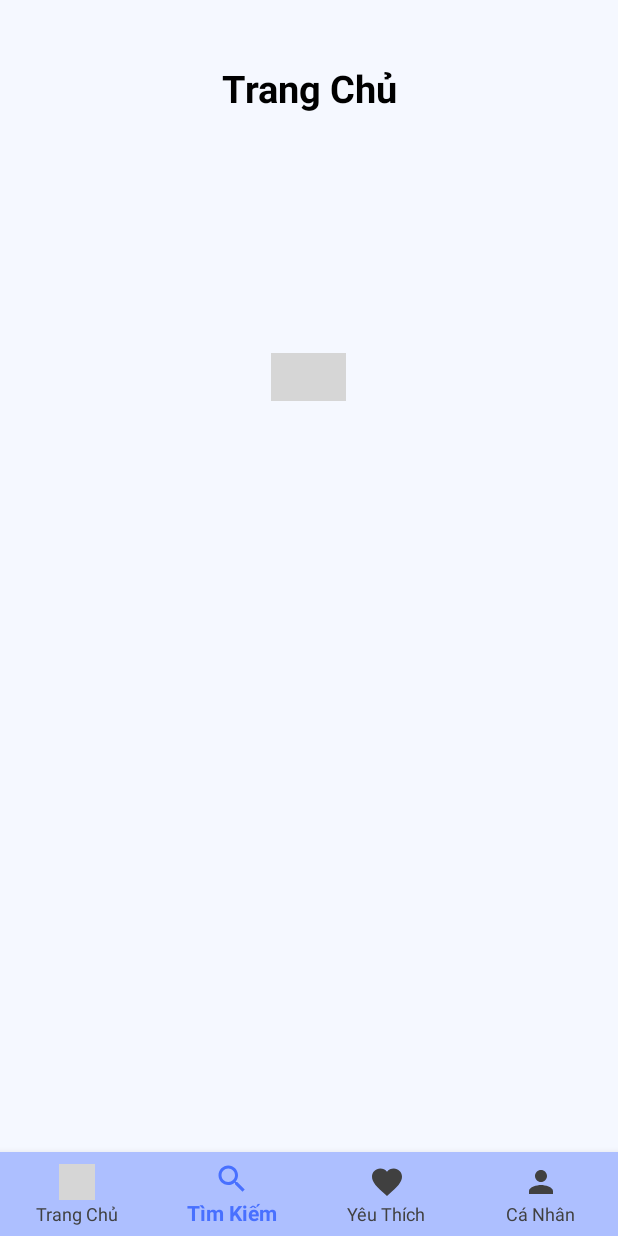
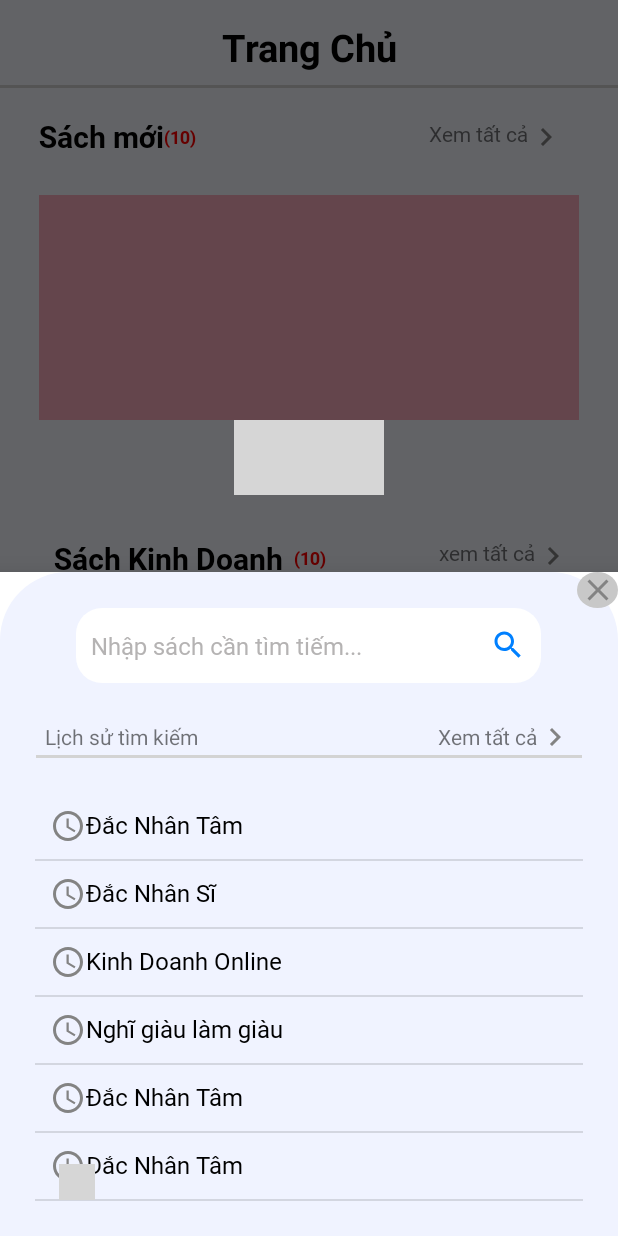
Before and after one commit to AndroidBookApp/Adr_BookApp, an Android app: the screen it shows after launch (home), item 2 of the bottom bar chosen, on a phone screen of 412 x 824 dp. Run offline under Robolectric (Android 15) with nearby library versions, the phone set to English and light mode, and no system bars; libraries missing offline, so code that uses them is left out: me.relex.circleindicator; plain views replace CircleIndicator, CircleIndicator3; 2 statements that could not run were skipped; grey boxes are pictures that could not be loaded.

Commit message:
quynh_commit6

```diff
--- /dev/null
+++ b/app/src/main/java/com/example/app_readbook/MyBottomSheetDialogFragment.java
@@ -0,0 +1,74 @@
+package com.example.app_readbook;
+
+import android.app.Dialog;
+import android.os.Bundle;
+import android.view.LayoutInflater;
+import android.view.View;
+import android.widget.ImageButton;
+
+import androidx.annotation.NonNull;
+import androidx.annotation.Nullable;
+import androidx.recyclerview.widget.DividerItemDecoration;
+import androidx.recyclerview.widget.LinearLayoutManager;
+import androidx.recyclerview.widget.RecyclerView;
+
+import com.example.app_readbook.model_search.HistoryAdaptor;
+import com.example.app_readbook.model_search.IClickHistory;
+import com.example.app_readbook.model_search.history;
+import com.google.android.material.bottomsheet.BottomSheetDialog;
+import com.google.android.material.bottomsheet.BottomSheetDialogFragment;
+
+import java.util.List;
+
+public class MyBottomSheetDialogFragment extends BottomSheetDialogFragment {
+
+
+private ImageButton img_back;
+    private final List<history> mlistHistory;
+    private final IClickHistory iClickHistory;
+
+
+    public MyBottomSheetDialogFragment(List<history> list, IClickHistory iClickHistory) {
+        this.mlistHistory = list;
+        this.iClickHistory = iClickHistory;
+    }
+
+
+    @NonNull
+    @Override
+    public Dialog onCreateDialog(@Nullable Bundle savedInstanceState) {
+        BottomSheetDialog bottomSheetDialog = (BottomSheetDialog) super.onCreateDialog(savedInstanceState);
+        View view = LayoutInflater.from(getContext()).inflate(R.layout.list_search , null);
+        bottomSheetDialog.setContentView(view);
+        RecyclerView rcvData = view.findViewById(R.id.rcv_listHistory);
+        LinearLayoutManager linearLayoutManager = new LinearLayoutManager(getContext());
+        rcvData.setLayoutManager(linearLayoutManager);
+        initView(view);
+        img_back.setOnClickListener(new View.OnClickListener() {
+            @Override
+            public void onClick(View v) {
+                bottomSheetDialog.dismiss();
+
+
+            }
+        });
+        HistoryAdaptor historyAdaptor = new HistoryAdaptor(mlistHistory, new IClickHistory() {
+            @Override
+            public void clickItem(history history) {
+                iClickHistory.clickItem(history);
+
+            }
+        });
+
+        rcvData.setAdapter(historyAdaptor);
+        RecyclerView.ItemDecoration itemDecoration = new DividerItemDecoration(getContext() , DividerItemDecoration.VERTICAL);
+        rcvData.addItemDecoration(itemDecoration);
+        return bottomSheetDialog;
+    }
+
+    private void initView(View view) {
+        img_back = view.findViewById(R.id.img_btn);
+    }
+
+
+}
--- a/app/src/main/java/com/example/app_readbook/home.java
+++ b/app/src/main/java/com/example/app_readbook/home.java
@@ -21,6 +21,8 @@ import com.example.app_readbook.book.book;
 import com.example.app_readbook.fragment.PhotoAdaptor;
 import com.example.app_readbook.fragment.ViewPagerAdaptor2;
 import com.example.app_readbook.fragment.photo;
+import com.example.app_readbook.model_search.IClickHistory;
+import com.example.app_readbook.model_search.history;
 import com.google.android.material.bottomnavigation.BottomNavigationView;
 import com.google.android.material.navigation.NavigationBarView;
 
@@ -34,7 +36,8 @@ public class home extends AppCompatActivity {
     private RecyclerView recyclerView;
     private NameBookAdaptor nameBookAdaptor;
     private ViewPager2  viewPager2, view;
-    private RelativeLayout layout;
+    private RelativeLayout layout , relativeLayout_footer;
+
 private LinearLayout relativeLayout;
 
     private BottomNavigationView bottomNavigationView;
@@ -58,6 +61,7 @@ private LinearLayout relativeLayout;
     protected void onCreate(Bundle savedInstanceState) {
         super.onCreate(savedInstanceState);
         setContentView(R.layout.scroll_home);
+        relativeLayout_footer = findViewById(R.id.lo6);
         viewPager2 = findViewById(R.id.viewview);
         view = findViewById(R.id.view_2);
         scrollView = findViewById(R.id.scv);
@@ -66,7 +70,6 @@ private LinearLayout relativeLayout;
         layout = findViewById(R.id.lo_main);
         mlist = getListphoto();
         bottomNavigationView = findViewById(R.id.btn_navigatione);
-
         ViewPagerAdaptor2 viewPagerAdaptor2 = new ViewPagerAdaptor2(this);
         viewPager2.setAdapter(viewPagerAdaptor2);
         PhotoAdaptor photoAdaptor = new PhotoAdaptor(mlist);
@@ -78,13 +81,15 @@ private LinearLayout relativeLayout;
         recyclerView.setLayoutManager(linearLayoutManager);
         nameBookAdaptor.setData(getListName());
         recyclerView.setAdapter(nameBookAdaptor);
+
         bottomNavigationView.setOnItemSelectedListener(new NavigationBarView.OnItemSelectedListener() {
             @Override
             public boolean onNavigationItemSelected(@NonNull MenuItem item) {
                 switch (item.getItemId())
                 {
                     case R.id.btn_home:
-                        viewPager2.setCurrentItem(0);
+//                        viewPager2.setCurrentItem(0);
+                        relativeLayout_footer.setVisibility(View.VISIBLE);
                         view.setVisibility(View.VISIBLE);
                         relativeLayout.setVisibility(View.VISIBLE);
                         recyclerView.setVisibility(View.VISIBLE);
@@ -94,15 +99,24 @@ private LinearLayout relativeLayout;
 
                     break;
                     case R.id.btn_search:
-                        viewPager2.setCurrentItem(1);
-                        view.setVisibility(View.GONE);
-                        relativeLayout.setVisibility(View.GONE);
-                        recyclerView.setVisibility(View.GONE);
-//                        scrollView.setVisibility(View.GONE);
-//                        viewPager2.setVisibility(View.GONE);
-//                        layout.setVisibility(View.GONE);
+                        listHistory();
+                        relativeLayout_footer.setVisibility(View.VISIBLE);
+////                        viewPager2.setCurrentItem(1);
+//                        view.setVisibility(View.GONE);
+//                        relativeLayout.setVisibility(View.GONE);
+//                        recyclerView.setVisibility(View.GONE);
+////                        scrollView.setVisibility(View.GONE);
+////                        viewPager2.setVisibility(View.GONE);
+////                        layout.setVisibility(View.GONE);
+                        viewPager2.setCurrentItem(0);
+                        view.setVisibility(View.VISIBLE);
+                        relativeLayout.setVisibility(View.VISIBLE);
+                        recyclerView.setVisibility(View.VISIBLE);
+                        layout.setVisibility(View.VISIBLE);
+                        scrollView.setVisibility(View.VISIBLE);
                         break;
                     case R.id.btn_favorite:
+                        relativeLayout_footer.setVisibility(View.GONE);
                         viewPager2.setCurrentItem(2);
                         view.setVisibility(View.GONE);
                         relativeLayout.setVisibility(View.GONE);
@@ -113,6 +127,7 @@ private LinearLayout relativeLayout;
 
                         break;
                     case R.id.btn_account:
+                        relativeLayout_footer.setVisibility(View.GONE);
                         viewPager2.setCurrentItem(3);
                         view.setVisibility(View.GONE);
                         relativeLayout.setVisibility(View.GONE);
@@ -137,8 +152,6 @@ private LinearLayout relativeLayout;
             }
         });
     }
-
-
     public List<photo> getListphoto() {
         List<photo> list = new ArrayList<>();
         list.add(new photo(R.drawable.sachhome));
@@ -165,4 +178,20 @@ private LinearLayout relativeLayout;
         ls.add(new Name("Sách Làm Giàu" ,"(10)","xem tất cả",list));
         return ls;
     }
+    private void listHistory(){
+        List<history> list = new ArrayList<>();
+        list.add(new history(R.drawable.ic_baseline_access_time_24 , "Đắc Nhân Tâm" , R.drawable.ic_baseline_clear_24));
+        list.add(new history(R.drawable.ic_baseline_access_time_24 , "Đắc Nhân Sĩ" , R.drawable.ic_baseline_clear_24));
+        list.add(new history(R.drawable.ic_baseline_access_time_24 , "Kinh Doanh Online" , R.drawable.ic_baseline_clear_24));
+        list.add(new history(R.drawable.ic_baseline_access_time_24 , "Nghĩ giàu làm giàu" , R.drawable.ic_baseline_clear_24));
+        list.add(new history(R.drawable.ic_baseline_access_time_24 , "Đắc Nhân Tâm" , R.drawable.ic_baseline_clear_24));
+        list.add(new history(R.drawable.ic_baseline_access_time_24 , "Đắc Nhân Tâm" , R.drawable.ic_baseline_clear_24));
+        MyBottomSheetDialogFragment myBottomSheetDialogFragment = new MyBottomSheetDialogFragment(list, new IClickHistory() {
+            @Override
+            public void clickItem(history history) {
+
+            }
+        });
+        myBottomSheetDialogFragment.show(getSupportFragmentManager(), myBottomSheetDialogFragment.getTag());
+    }
 }
--- /dev/null
+++ b/app/src/main/java/com/example/app_readbook/model_search/HistoryAdaptor.java
@@ -0,0 +1,70 @@
+package com.example.app_readbook.model_search;
+
+import android.view.LayoutInflater;
+import android.view.View;
+import android.view.ViewGroup;
+import android.widget.ImageView;
+import android.widget.TextView;
+
+import androidx.annotation.NonNull;
+import androidx.recyclerview.widget.RecyclerView;
+
+import com.example.app_readbook.R;
+
+import java.util.List;
+
+public class HistoryAdaptor extends RecyclerView.Adapter<HistoryAdaptor.HistoryViewHolder>{
+   private List<history> mList;
+   private IClickHistory iClickHistory;
+    public HistoryAdaptor(List<history> mList, IClickHistory iClickHistory) {
+        this.mList = mList;
+        this.iClickHistory = iClickHistory;
+    }
+
+    @NonNull
+    @Override
+    public HistoryViewHolder onCreateViewHolder(@NonNull ViewGroup parent, int viewType) {
+        View view = LayoutInflater.from(parent.getContext()).inflate(R.layout.list_history , parent , false);
+        return new HistoryViewHolder(view);
+    }
+
+
+    @Override
+    public void onBindViewHolder(@NonNull HistoryViewHolder holder, int position) {
+        history history = mList.get(position);
+        if(history == null)
+        {
+            return;
+        }
+        holder.img_time.setImageResource(history.getImg_time());
+        holder.txt_nameBook.setText(history.getBook());
+        holder.img_clear.setImageResource(history.getImg_clear());
+        holder.img_clear.setOnClickListener(new View.OnClickListener() {
+            @Override
+            public void onClick(View v) {
+                iClickHistory.clickItem(history);
+            }
+        });
+    }
+
+    @Override
+    public int getItemCount() {
+        if(mList != null)
+        {
+            return mList.size();
+        }
+        return 0;
+    }
+
+    public class HistoryViewHolder extends RecyclerView.ViewHolder {
+        private final ImageView img_time;
+        private final ImageView img_clear;
+        private final TextView txt_nameBook;
+        public HistoryViewHolder(@NonNull View itemView) {
+            super(itemView);
+            img_time  = itemView.findViewById(R.id.image_time);
+            img_clear = itemView.findViewById(R.id.img_clear);
+            txt_nameBook = itemView.findViewById(R.id.tv_namebook);
+        }
+    }
+}
--- /dev/null
+++ b/app/src/main/java/com/example/app_readbook/model_search/IClickHistory.java
@@ -0,0 +1,5 @@
+package com.example.app_readbook.model_search;
+
+public interface IClickHistory {
+    void clickItem(history history);
+}
--- /dev/null
+++ b/app/src/main/java/com/example/app_readbook/model_search/history.java
@@ -0,0 +1,39 @@
+package com.example.app_readbook.model_search;
+
+import java.io.Serializable;
+
+public class history implements Serializable {
+    private int img_time;
+    private String book ;
+    private int img_clear;
+
+    public history(int img_time, String book, int img_clear) {
+        this.img_time = img_time;
+        this.book = book;
+        this.img_clear = img_clear;
+    }
+
+    public int getImg_time() {
+        return img_time;
+    }
+
+    public void setImg_time(int img_time) {
+        this.img_time = img_time;
+    }
+
+    public String getBook() {
+        return book;
+    }
+
+    public void setBook(String book) {
+        this.book = book;
+    }
+
+    public int getImg_clear() {
+        return img_clear;
+    }
+
+    public void setImg_clear(int img_clear) {
+        this.img_clear = img_clear;
+    }
+}
--- /dev/null
+++ b/app/src/main/res/drawable/custom_clear.xml
@@ -0,0 +1,6 @@
+<?xml version="1.0" encoding="utf-8"?>
+<shape xmlns:android="http://schemas.android.com/apk/res/android"
+    android:shape="oval">
+<solid android:color="#C8C8C8"/>
+    <size android:width="5dp" android:height="5dp"/>
+</shape>
--- /dev/null
+++ b/app/src/main/res/drawable/custom_search.xml
@@ -0,0 +1,5 @@
+<?xml version="1.0" encoding="utf-8"?>
+<shape xmlns:android="http://schemas.android.com/apk/res/android">
+<corners android:topRightRadius="45dp" android:topLeftRadius="45dp"/>
+    <solid android:color="@color/search"  />
+</shape>
--- /dev/null
+++ b/app/src/main/res/drawable/ic_baseline_access_time_24.xml
@@ -0,0 +1,6 @@
+<vector android:height="24dp" android:tint="#838383"
+    android:viewportHeight="24" android:viewportWidth="24"
+    android:width="24dp" xmlns:android="http://schemas.android.com/apk/res/android">
+    <path android:fillColor="@android:color/white" android:pathData="M11.99,2C6.47,2 2,6.48 2,12s4.47,10 9.99,10C17.52,22 22,17.52 22,12S17.52,2 11.99,2zM12,20c-4.42,0 -8,-3.58 -8,-8s3.58,-8 8,-8 8,3.58 8,8 -3.58,8 -8,8z"/>
+    <path android:fillColor="@android:color/white" android:pathData="M12.5,7H11v6l5.25,3.15 0.75,-1.23 -4.5,-2.67z"/>
+</vector>
--- /dev/null
+++ b/app/src/main/res/drawable/ic_baseline_clear_24.xml
@@ -0,0 +1,5 @@
+<vector android:height="24dp" android:tint="#838383"
+    android:viewportHeight="24" android:viewportWidth="24"
+    android:width="24dp" xmlns:android="http://schemas.android.com/apk/res/android">
+    <path android:fillColor="@android:color/white" android:pathData="M19,6.41L17.59,5 12,10.59 6.41,5 5,6.41 10.59,12 5,17.59 6.41,19 12,13.41 17.59,19 19,17.59 13.41,12z"/>
+</vector>
--- /dev/null
+++ b/app/src/main/res/drawable/ic_baseline_search_24_1.xml
@@ -0,0 +1,5 @@
+<vector android:height="24dp" android:tint="#0080FF"
+    android:viewportHeight="24" android:viewportWidth="24"
+    android:width="24dp" xmlns:android="http://schemas.android.com/apk/res/android">
+    <path android:fillColor="@android:color/white" android:pathData="M15.5,14h-0.79l-0.28,-0.27C15.41,12.59 16,11.11 16,9.5 16,5.91 13.09,3 9.5,3S3,5.91 3,9.5 5.91,16 9.5,16c1.61,0 3.09,-0.59 4.23,-1.57l0.27,0.28v0.79l5,4.99L20.49,19l-4.99,-5zM9.5,14C7.01,14 5,11.99 5,9.5S7.01,5 9.5,5 14,7.01 14,9.5 11.99,14 9.5,14z"/>
+</vector>
--- /dev/null
+++ b/app/src/main/res/drawable/solid_search.xml
@@ -0,0 +1,5 @@
+<?xml version="1.0" encoding="utf-8"?>
+<shape xmlns:android="http://schemas.android.com/apk/res/android">
+<corners android:radius="17dp"/>
+    <solid android:color="@color/white"  />
+</shape>
--- a/app/src/main/res/layout/fragment_home_fragment.xml
+++ b/app/src/main/res/layout/fragment_home_fragment.xml
@@ -5,70 +5,5 @@
     android:layout_height="match_parent"
     android:orientation="vertical"
     tools:context=".fragment.Home_fragment">
-    <TextView
-        android:id="@+id/id1"
-        android:layout_width="wrap_content"
-        android:layout_height="wrap_content"
-        android:text="Trang Chủ"
-        android:layout_gravity="center"
-        android:gravity="center"
-        android:layout_marginTop="14dp"
-        android:textStyle="bold"
-        android:textSize="25dp"
-        android:textColor="@color/black"/>
 
-    <View
-        android:id="@+id/id2"
-        android:layout_below="@+id/id1"
-        android:layout_width="match_parent"
-        android:layout_height="2dp"
-        android:layout_marginTop="8dp"
-        android:background="@color/line"
-        />
-    <LinearLayout
-        android:id="@+id/id3"
-        android:layout_width="360dp"
-        android:layout_height="wrap_content"
-        android:layout_marginTop="23dp"
-        android:orientation="horizontal"
-        android:layout_below="@+id/id2"
-        android:layout_gravity="center"
-        android:layout_centerHorizontal="true"
-        >
-        <TextView
-            android:layout_width="wrap_content"
-            android:layout_height="wrap_content"
-            android:text="Sách mới"
-            android:textSize="20sp"
-
-            android:layout_gravity="center"
-            android:textStyle="bold"
-            android:fontFamily="@font/roboto_bold"
-            android:textColor="@color/black"
-            />
-        <TextView
-            android:layout_width="wrap_content"
-            android:layout_height="wrap_content"
-            android:text="(10)"
-            android:textSize="12dp"
-            android:layout_gravity="center"
-            android:textStyle="bold"
-            android:textColor="#FF0000"
-            android:fontFamily="@font/roboto_bold"
-            />
-        <LinearLayout
-            android:layout_width="wrap_content"
-            android:layout_height="wrap_content"
-            android:paddingStart="150dp">
-            <TextView
-                android:layout_width="wrap_content"
-                android:layout_height="wrap_content"
-                android:text="Xem tất cả"
-                android:layout_gravity="center"
-                android:fontFamily="@font/roboto_regular"
-                android:padding="5dp"
-                android:drawableEnd="@drawable/ic_baseline_navigate_next_24"
-                />
-        </LinearLayout>
-    </LinearLayout>
 </LinearLayout>
--- /dev/null
+++ b/app/src/main/res/layout/list_history.xml
@@ -0,0 +1,33 @@
+<?xml version="1.0" encoding="utf-8"?>
+<LinearLayout xmlns:android="http://schemas.android.com/apk/res/android"
+    android:orientation="horizontal"
+    android:layout_width="match_parent"
+    android:layout_height="wrap_content"
+    android:padding="10dp"
+
+    >
+
+        <ImageView
+            android:id="@+id/image_time"
+            android:layout_width="wrap_content"
+            android:layout_height="wrap_content"
+            android:src="@drawable/ic_baseline_access_time_24"/>
+        <TextView
+            android:id="@+id/tv_namebook"
+            android:layout_width="350dp"
+            android:layout_height="match_parent"
+            android:text="Đắc Nhân Tâm"
+            android:textSize="16dp"
+            android:layout_gravity="center"
+
+            android:fontFamily="@font/roboto_regular"
+            android:textColor="@color/black"
+            />
+        <ImageView
+            android:id="@+id/img_clear"
+            android:layout_width="wrap_content"
+            android:layout_height="wrap_content"
+            android:src="@drawable/ic_baseline_clear_24"
+
+            />
+    </LinearLayout>
--- /dev/null
+++ b/app/src/main/res/layout/list_search.xml
@@ -0,0 +1,76 @@
+<?xml version="1.0" encoding="utf-8"?>
+<RelativeLayout xmlns:android="http://schemas.android.com/apk/res/android"
+    android:orientation="vertical"
+    android:layout_width="match_parent"
+    android:layout_height="match_parent"
+    android:background="@drawable/custom_search"
+    >
+    <ImageButton
+        android:id="@+id/img_btn"
+        android:layout_width="wrap_content"
+        android:layout_height="wrap_content"
+        android:layout_alignParentLeft="true"
+        android:layout_alignParentTop="true"
+        android:layout_alignParentEnd="true"
+        android:layout_marginLeft="363dp"
+        android:layout_marginEnd="0dp"
+        android:layout_toRightOf="@+id/txt_search"
+        android:background="@drawable/custom_clear"
+        android:src="@drawable/ic_baseline_clear_24" />
+
+    <EditText
+    android:id="@+id/txt_search"
+    android:layout_width="310dp"
+    android:layout_height="50dp"
+    android:layout_centerHorizontal="true"
+    android:layout_margin="24dp"
+    android:padding="10dp"
+    android:textSize="16dp"
+    android:fontFamily="@font/roboto_regular"
+    android:hint="Nhập sách cần tìm tiếm..."
+    android:textColorHint="#B5B3B3"
+    android:drawableEnd="@drawable/ic_baseline_search_24_1"
+    android:background="@drawable/solid_search"
+    />
+    <LinearLayout
+        android:id="@+id/lo1"
+        android:layout_width="wrap_content"
+        android:layout_height="wrap_content"
+        android:orientation="horizontal"
+        android:layout_below="@+id/txt_search"
+        android:gravity="center"
+        android:layout_centerHorizontal="true"
+        android:layout_marginLeft="24dp"
+        android:layout_marginRight="24dp"
+        >
+        <TextView
+            android:layout_width="wrap_content"
+            android:layout_height="wrap_content"
+            android:text="Lịch sử tìm kiếm"/>
+        <TextView
+            android:layout_width="wrap_content"
+            android:layout_height="wrap_content"
+            android:text="Xem tất cả"
+            android:gravity="center"
+            android:layout_marginLeft="160dp"
+            android:drawableEnd="@drawable/ic_baseline_navigate_next_24"/>
+
+    </LinearLayout>
+
+    <View
+        android:id="@+id/view1"
+        android:layout_width="wrap_content"
+        android:layout_height="2dp"
+        android:layout_below="@+id/lo1"
+        android:layout_marginLeft="24dp"
+        android:layout_marginRight="24dp"
+        android:background="@color/line" />
+
+    <androidx.recyclerview.widget.RecyclerView
+        android:layout_margin="23dp"
+        android:id="@+id/rcv_listHistory"
+        android:layout_width="match_parent"
+        android:layout_height="wrap_content"
+        android:layout_below="@id/view1"
+        android:layout_marginTop="20dp" />
+</RelativeLayout>
--- a/app/src/main/res/layout/scroll_home.xml
+++ b/app/src/main/res/layout/scroll_home.xml
@@ -13,9 +13,83 @@
         android:layout_height="match_parent"
         >
         <RelativeLayout
+            android:id="@+id/lo7"
             android:layout_width="match_parent"
             android:layout_height="match_parent"
             tools:ignore="ScrollViewSize">
+            <RelativeLayout
+                android:id="@+id/lo6"
+                android:layout_width="match_parent"
+                android:layout_height="match_parent">
+                <TextView
+                    android:layout_centerHorizontal="true"
+                    android:id="@+id/id1"
+                    android:layout_width="wrap_content"
+                    android:layout_height="wrap_content"
+                    android:text="Trang Chủ"
+                    android:layout_gravity="center"
+                    android:gravity="center"
+                    android:layout_marginTop="14dp"
+                    android:textStyle="bold"
+                    android:textSize="25dp"
+                    android:textColor="@color/black"/>
+
+                <View
+                    android:id="@+id/id2"
+                    android:layout_below="@+id/id1"
+                    android:layout_width="match_parent"
+                    android:layout_height="2dp"
+                    android:layout_marginTop="8dp"
+                    android:background="@color/line"
+                    />
+                <LinearLayout
+                    android:id="@+id/id3"
+                    android:layout_width="360dp"
+                    android:layout_height="wrap_content"
+                    android:layout_marginTop="74dp"
+                    android:orientation="horizontal"
+
+                    android:layout_gravity="center"
+                    android:layout_centerHorizontal="true"
+                    >
+                    <TextView
+                        android:layout_width="wrap_content"
+                        android:layout_height="wrap_content"
+                        android:text="Sách mới"
+                        android:textSize="20sp"
+
+                        android:layout_gravity="center"
+                        android:textStyle="bold"
+                        android:fontFamily="@font/roboto_bold"
+                        android:textColor="@color/black"
+                        />
+                    <TextView
+                        android:layout_width="wrap_content"
+                        android:layout_height="wrap_content"
+                        android:text="(10)"
+                        android:textSize="12dp"
+                        android:layout_gravity="center"
+                        android:textStyle="bold"
+                        android:textColor="#FF0000"
+                        android:fontFamily="@font/roboto_bold"
+                        />
+                    <LinearLayout
+                        android:layout_width="wrap_content"
+                        android:layout_height="wrap_content"
+                        android:paddingStart="150dp">
+                        <TextView
+                            android:layout_width="wrap_content"
+                            android:layout_height="wrap_content"
+                            android:text="Xem tất cả"
+                            android:layout_gravity="center"
+                            android:fontFamily="@font/roboto_regular"
+                            android:padding="5dp"
+                            android:drawableEnd="@drawable/ic_baseline_navigate_next_24"
+                            />
+                    </LinearLayout>
+                </LinearLayout>
+            </RelativeLayout>
+
             <androidx.viewpager2.widget.ViewPager2
                 android:layout_width="match_parent"
                 android:layout_height="800dp"
--- a/app/src/main/res/values/colors.xml
+++ b/app/src/main/res/values/colors.xml
@@ -18,6 +18,7 @@
     <color name="focused_account">#8EA6FD</color>
     <color name="attribute">#9AB0FF</color>
     <color name="line">#D3D3D3</color>
+    <color name="search">#F0F3FF</color>
     <color name="background_home">#F5F8FF</color>
     <color name="btn_navigation">#ADBFFF</color>
     <color name="focus_btn_navigation">#404040</color>
```
